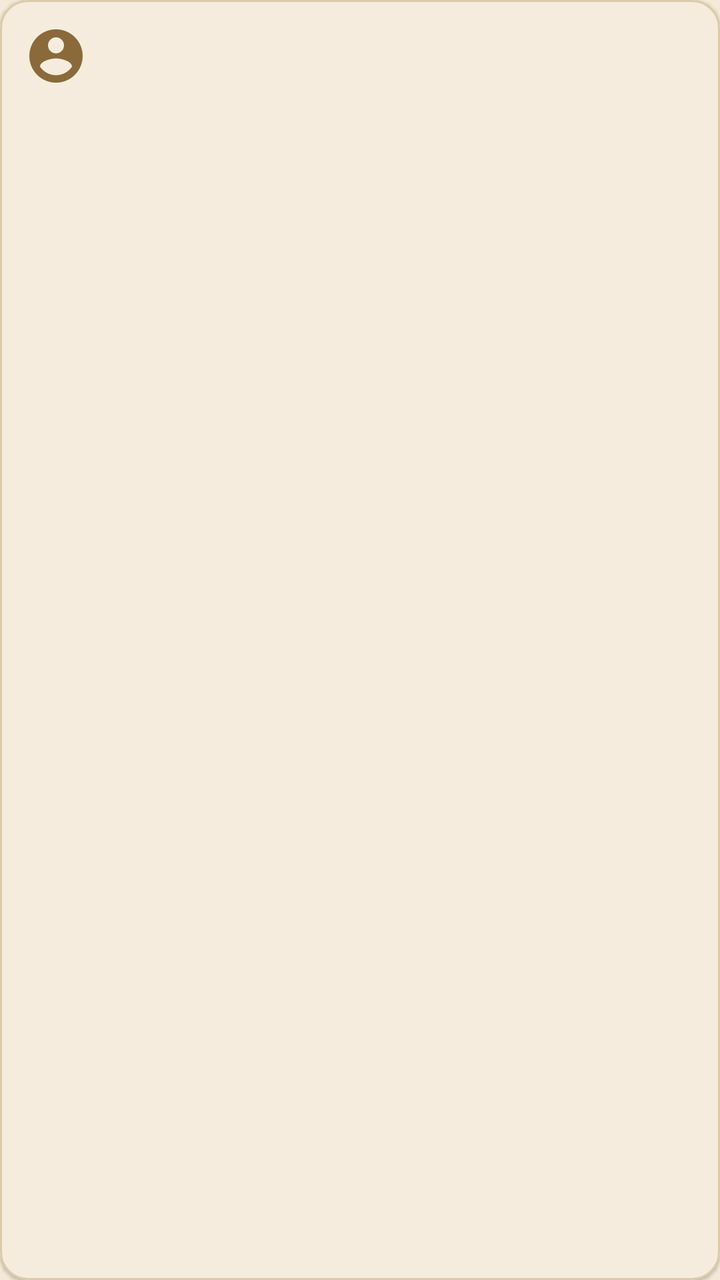
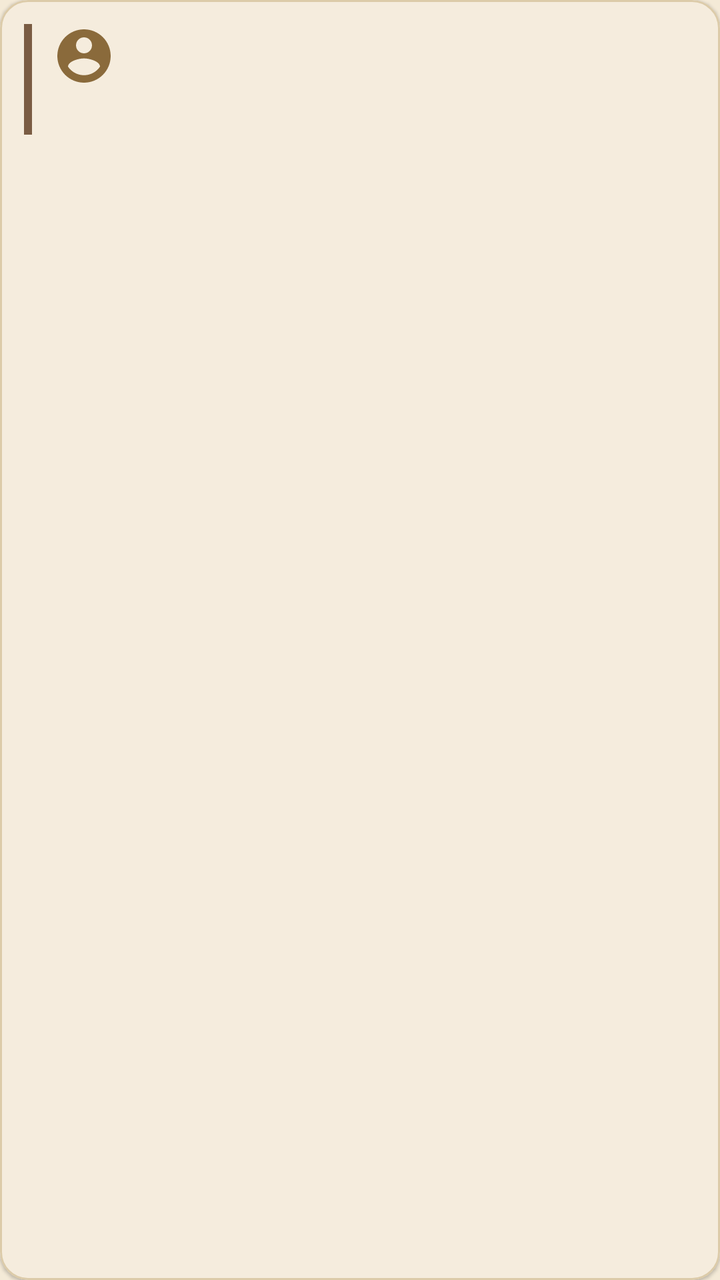

The first picture is an Android layout as it rendered before a commit; the second is the same layout after the commit. The layout source and the unified diff follow.
<!-- AndroidManifest.xml: application theme Theme.DnDMemory -->
<!-- res/layout/item_entity.xml -->
<?xml version="1.0" encoding="utf-8"?>
<com.google.android.material.card.MaterialCardView
    xmlns:android="http://schemas.android.com/apk/res/android"
    xmlns:app="http://schemas.android.com/apk/res-auto"
    android:id="@+id/item_entity_root"
    style="@style/Widget.DnDMemory.Card"
    android:layout_width="match_parent"
    android:layout_height="wrap_content"
    android:layout_marginStart="12dp"
    android:layout_marginTop="6dp"
    android:layout_marginEnd="12dp"
    android:layout_marginBottom="6dp">

    <LinearLayout
        android:layout_width="match_parent"
        android:layout_height="wrap_content"
        android:orientation="horizontal"
        android:padding="12dp">

        <ImageView
            android:id="@+id/item_entity_icon"
            android:layout_width="32dp"
            android:layout_height="32dp"
            android:contentDescription="@string/cd_icon"
            android:src="@drawable/ic_npc"
            app:tint="?attr/colorPrimary" />

        <LinearLayout
            android:layout_width="0dp"
            android:layout_height="wrap_content"
            android:layout_marginStart="12dp"
            android:layout_weight="1"
            android:orientation="vertical">

            <TextView
                android:id="@+id/item_entity_name"
                android:layout_width="match_parent"
                android:layout_height="wrap_content"
                android:textAppearance="?attr/textAppearanceTitleMedium" />

            
            <TextView
                android:id="@+id/item_entity_type"
                android:layout_width="match_parent"
                android:layout_height="wrap_content"
                android:textAppearance="?attr/textAppearanceLabelSmall"
                android:textColor="?attr/colorSecondary" />

            
            <TextView
                android:id="@+id/item_entity_subtitle"
                android:layout_width="match_parent"
                android:layout_height="wrap_content"
                android:ellipsize="end"
                android:maxLines="2"
                android:textAppearance="?attr/textAppearanceBodyMedium" />

            <TextView
                android:id="@+id/item_entity_status"
                android:layout_width="wrap_content"
                android:layout_height="wrap_content"
                android:textAppearance="?attr/textAppearanceLabelSmall"
                android:textColor="@color/badge_dirty"
                android:visibility="gone" />
        </LinearLayout>
    </LinearLayout>
</com.google.android.material.card.MaterialCardView>
<!-- resources referenced by this layout -->
<resources>
  <color name="badge_dirty">#B36B00</color>
  <!-- drawable ic_npc (drawable) -->
  <?xml version="1.0" encoding="utf-8"?>
  <vector xmlns:android="http://schemas.android.com/apk/res/android"
      android:width="24dp"
      android:height="24dp"
      android:viewportWidth="24"
      android:viewportHeight="24">
      <path
          android:fillColor="#FF000000"
          android:pathData="M12,2C6.48,2 2,6.48 2,12s4.48,10 10,10 10,-4.48 10,-10S17.52,2 12,2zM12,5c1.66,0 3,1.34 3,3s-1.34,3 -3,3 -3,-1.34 -3,-3 1.34,-3 3,-3zM12,19.2c-2.5,0 -4.71,-1.28 -6,-3.22 0.03,-1.99 4,-3.08 6,-3.08 1.99,0 5.97,1.09 6,3.08 -1.29,1.94 -3.5,3.22 -6,3.22z" />
  </vector>
  <string name="cd_icon">Значок</string>
  <style name="Widget.DnDMemory.Card" parent="Widget.Material3.CardView.Elevated">
          <item name="cardBackgroundColor">?attr/colorSurface</item>
          <item name="cardCornerRadius">14dp</item>
          <item name="cardElevation">1dp</item>
          <item name="strokeColor">@color/card_stroke</item>
          <item name="strokeWidth">1dp</item>
          <item name="android:clickable">true</item>
          <item name="android:focusable">true</item>
      </style>
  <style name="Theme.DnDMemory" parent="Theme.Material3.DayNight.NoActionBar">
          <item name="colorPrimary">@color/colorPrimary</item>
          <item name="colorPrimaryDark">@color/colorPrimaryDark</item>
          <item name="colorOnPrimary">@color/colorOnPrimary</item>
          <item name="colorPrimaryContainer">@color/colorPrimaryContainer</item>
          <item name="colorOnPrimaryContainer">@color/colorOnPrimaryContainer</item>
          <item name="colorSecondary">@color/colorSecondary</item>
          <item name="colorOnSecondary">@color/colorOnSecondary</item>
          <item name="colorSurface">@color/colorSurface</item>
          <item name="colorOnSurface">@color/colorOnSurface</item>
          <item name="colorSurfaceVariant">@color/colorSurfaceVariant</item>
          <item name="colorOnSurfaceVariant">@color/colorOnSurfaceVariant</item>
          <item name="android:colorBackground">@color/colorBackground</item>
          <item name="colorOnBackground">@color/colorOnBackground</item>
          <item name="colorError">@color/colorError</item>
          <item name="colorOnError">@color/colorOnError</item>
          <item name="colorOutline">@color/colorOutline</item>
          <item name="android:statusBarColor">@color/colorPrimaryDark</item>
          <item name="android:navigationBarColor">@color/colorBackground</item>
          <item name="android:windowBackground">@color/colorBackground</item>
      </style>
  <color name="card_stroke">#DCCBA9</color>
  <color name="colorPrimary">#8A6A3B</color>
  <color name="colorPrimaryDark">#5E4525</color>
  <color name="colorOnPrimary">#FFF7EA</color>
  <color name="colorPrimaryContainer">#EBDCC2</color>
  <color name="colorOnPrimaryContainer">#3A2A14</color>
  <color name="colorSecondary">#B98B2E</color>
  <color name="colorOnSecondary">#FFF8EA</color>
  <color name="colorSurface">#FBF4E6</color>
  <color name="colorOnSurface">#2A2118</color>
  <color name="colorSurfaceVariant">#EEE0C6</color>
  <color name="colorOnSurfaceVariant">#57493A</color>
  <color name="colorBackground">#F4EAD7</color>
  <color name="colorOnBackground">#2A2118</color>
  <color name="colorError">#A3231C</color>
  <color name="colorOnError">#FFFFFF</color>
  <color name="colorOutline">#8C7B63</color>
</resources>

<!-- the commit's change to res/layout/item_entity.xml (unified diff, before → after) -->
@@ -16,6 +16,14 @@
         android:layout_height="wrap_content"
         android:orientation="horizontal"
         android:padding="12dp">
+
+        
+        <View
+            android:id="@+id/item_entity_stripe"
+            android:layout_width="4dp"
+            android:layout_height="match_parent"
+            android:layout_marginEnd="10dp"
+            android:background="@color/type_character" />
 
         <ImageView
             android:id="@+id/item_entity_icon"
<!-- resource entries referenced after the edit -->
@@ -1,6 +1,7 @@
 <!-- resources referenced by this layout -->
 <resources>
   <color name="badge_dirty">#B36B00</color>
+  <color name="type_character">#7A5C43</color>
   <!-- drawable ic_npc (drawable) -->
   <?xml version="1.0" encoding="utf-8"?>
   <vector xmlns:android="http://schemas.android.com/apk/res/android"
